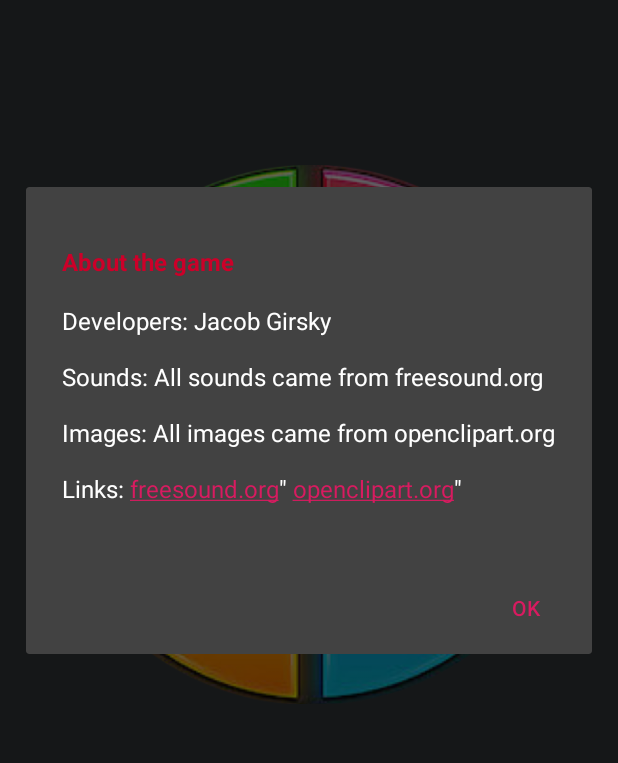
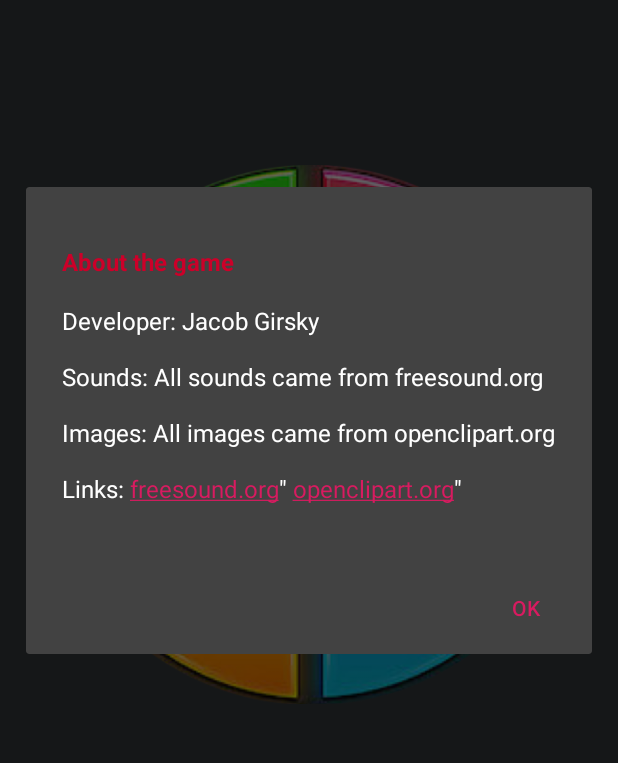
Before and after one commit to jacobgirsky/Simon, an Android app: the screen it shows after launch (MainActivity), after a tap on "ABOUT", on a phone screen of 412 x 824 dp, the part 197-960 px from its top. Run offline under Robolectric (Android 15) with nearby library versions, the phone set to English and light mode, and no system bars.

Commit message:
Updated comments

```diff
--- a/app/src/main/java/com/example/simon/MainActivity.java
+++ b/app/src/main/java/com/example/simon/MainActivity.java
@@ -62,7 +62,7 @@ public class MainActivity extends AppCompatActivity implements SingleChoiceDialo
         public void onClick(View v) {
             String message = "<html>" +
                     "<br><font color=#cc0029><b>About the game</b></font><br><br>" +
-                    "<font color=#ffffff>Developers: </font><font color=#ffffff>Jacob Girsky </font><br><br>" +
+                    "<font color=#ffffff>Developer: </font><font color=#ffffff>Jacob Girsky </font><br><br>" +
                     "<font color=#ffffff>Sounds: </font><font color=#ffffff> All sounds came from freesound.org</font><br><br>" +
                     "<font color=#ffffff>Images: </font><font color=#ffffff> All images came from openclipart.org</font><br><br>" +
                     "<font color=#ffffff>Links: </font>"+
```
